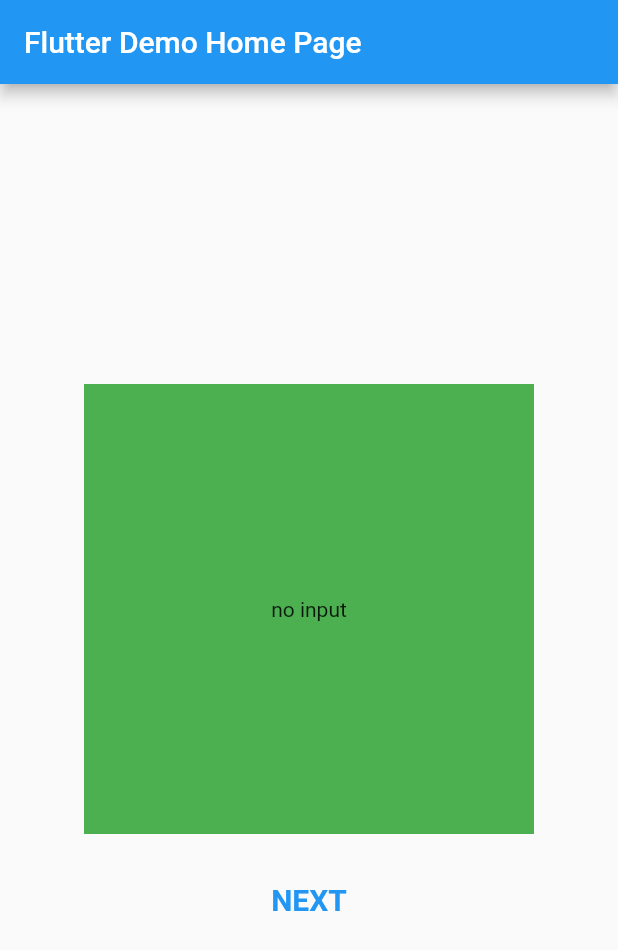
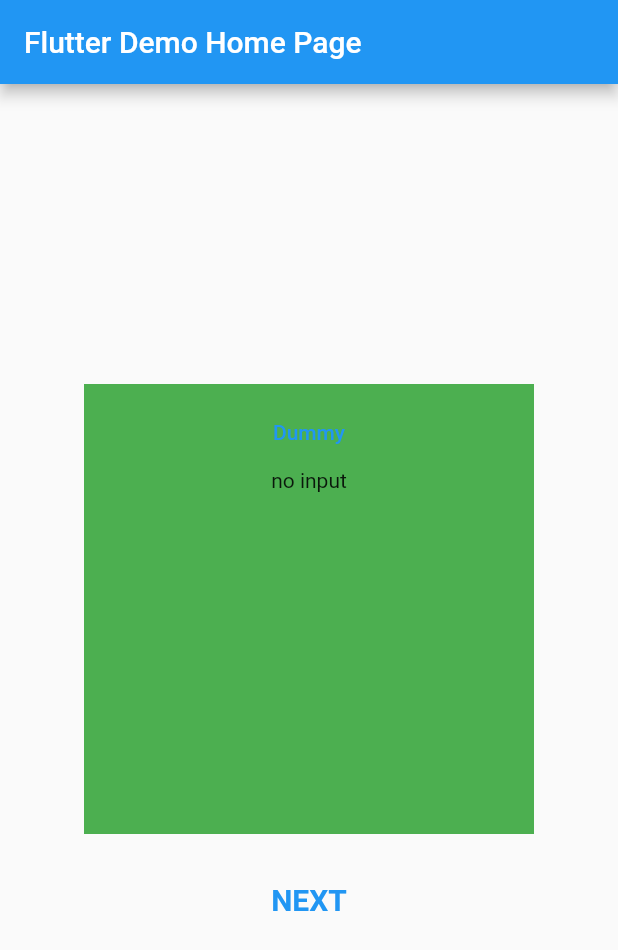
Before and after one commit to robin-arcsite/flutter_textfield_test, a Flutter app: the screen it shows after launch, after a tap on "NEXT", on a phone screen of 412 x 824 dp. Shown: the top 950 px of the screen. Run offline on Flutter 3.47's test engine with Material 2 defaults, Android fonts, the phone set to English and light mode, and no system bars.

Commit message:
autofocus on a dummy button

```diff
--- a/lib/main.dart
+++ b/lib/main.dart
@@ -124,8 +124,17 @@ class PanelTwo extends StatelessWidget {
       height: 300,
       padding: const EdgeInsets.all(8.0),
       color: Colors.green,
-      child: const Center(
-        child: Text('no input'),
+      child: Center(
+        child: Column(
+          children: <Widget>[
+            TextButton(
+              autofocus: true,
+              onPressed: () {},
+              child: const Text('Dummy')
+            ),
+            const Text('no input'),
+          ],
+        ),
       ),
     );
   }
```
